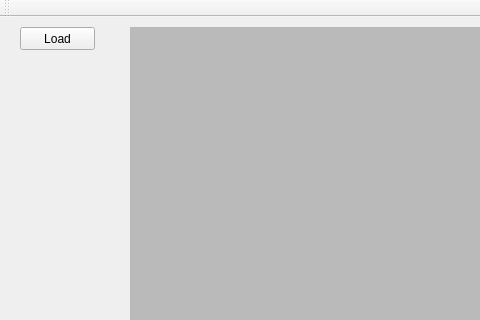
KKyang/OpenCV-Tutorial, file tutorial2/mainwindow.ui: the form before one commit; both pictures show x 0 to 480 and y 0 to 320 of the 946 by 681 pixel window.
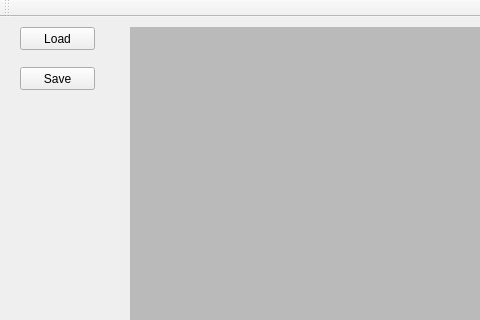
The form after the commit.

What changed in the file:
```diff
--- a/tutorial2/mainwindow.ui
+++ b/tutorial2/mainwindow.ui
@@ -65,6 +65,19 @@
      <set>Qt::AlignCenter</set>
     </property>
    </widget>
+   <widget class="QPushButton" name="pushButton_saveImage">
+    <property name="geometry">
+     <rect>
+      <x>20</x>
+      <y>50</y>
+      <width>75</width>
+      <height>23</height>
+     </rect>
+    </property>
+    <property name="text">
+     <string>Save</string>
+    </property>
+   </widget>
   </widget>
   <widget class="QMenuBar" name="menuBar">
    <property name="geometry">
```
